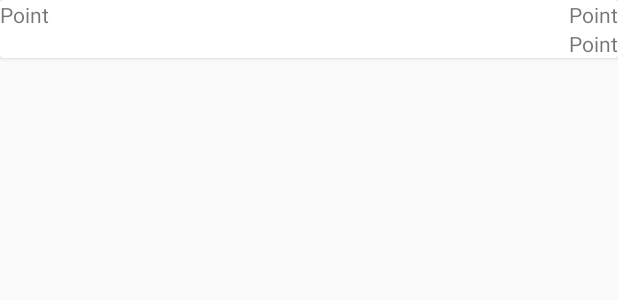
After one commit to HaiDang772002/ProjectGame, an Android app: the layout myhistory_item.xml on its own in the app's theme, with its tools: preview values and no code run, on a phone screen of 412 x 824 dp. The commit adds this screen. Shown: the top 300 px of the screen. Run offline under Robolectric (Android 15) with nearby library versions, the phone set to English and light mode, and no system bars.

Commit message:
Update 12/12

```diff
--- a/app/src/main/java/com/example/quizgame/HistoryFragment.java
+++ b/app/src/main/java/com/example/quizgame/HistoryFragment.java
@@ -1,5 +1,7 @@
 package com.example.quizgame;
 
+import android.content.Context;
+import android.content.SharedPreferences;
 import android.os.Bundle;
 
 import androidx.fragment.app.Fragment;
@@ -7,6 +9,7 @@ import androidx.fragment.app.Fragment;
 import android.view.LayoutInflater;
 import android.view.View;
 import android.view.ViewGroup;
+import android.widget.TextView;
 
 public class HistoryFragment extends Fragment {
 
--- a/app/src/main/java/com/example/quizgame/MainActivity.java
+++ b/app/src/main/java/com/example/quizgame/MainActivity.java
@@ -63,8 +63,8 @@ HistoryFragment historyFragment=new HistoryFragment();
                 startActivity(feedback);
                 break;
             case R.id.information:
-                Intent intent=new Intent(this,Information.class);
-                startActivity(intent);
+                Intent information=new Intent(this,Information.class);
+                startActivity(information);
                 break;
         }
         return super.onOptionsItemSelected(item);
--- a/app/src/main/java/com/example/quizgame/PointFragment.java
+++ b/app/src/main/java/com/example/quizgame/PointFragment.java
@@ -50,5 +50,6 @@ Button complete_btn, share_btn;
     public void onDestroyView() {
         super.onDestroyView();
         QuestionFragment.point=0;
+        QuestionFragment.count=0;
     }
 }
--- a/app/src/main/java/com/example/quizgame/QuestionList.java
+++ b/app/src/main/java/com/example/quizgame/QuestionList.java
@@ -2,7 +2,7 @@ package com.example.quizgame;
 
 public class QuestionList {
     static String Question[][]={
-            {"Địa Dễ 1","Địa TB 1","Địa Khó 1"},
+            {"Trung Quốc là quốc gia đông dân nhất ?","Địa TB 1","Địa Khó 1"},
             {"Địa Dễ 2","Địa TB 2","Địa Khó 2"},
             {"Địa Dễ 3","Địa TB 3","Địa Khó 3"},
             {"Địa Dễ 4","Địa TB 4","Địa Khó 4"},
@@ -24,7 +24,7 @@ public class QuestionList {
             {"NT Dễ 5","NT TB 5","NT Khó 5"}
     };
     static String Answer[][]={
-            {"correct","correct","correct"},
+            {"incorrect","correct","correct"},
             {"correct","correct","correct"},
             {"correct","correct","correct"},
             {"correct","correct","correct"},
--- /dev/null
+++ b/app/src/main/res/layout/myhistory_item.xml
@@ -0,0 +1,32 @@
+<?xml version="1.0" encoding="utf-8"?>
+<androidx.cardview.widget.CardView xmlns:android="http://schemas.android.com/apk/res/android"
+    android:layout_width="match_parent"
+    android:layout_height="wrap_content">
+    <androidx.appcompat.widget.LinearLayoutCompat
+        android:layout_width="match_parent"
+        android:layout_height="wrap_content"
+        android:orientation="horizontal">
+        <TextView
+            android:layout_width="wrap_content"
+            android:layout_height="match_parent"
+            android:text="Point"
+            >
+        </TextView>
+        <androidx.appcompat.widget.LinearLayoutCompat
+            android:layout_width="match_parent"
+            android:layout_height="wrap_content"
+            android:gravity="right"
+            android:orientation="vertical">
+            <TextView
+                android:layout_width="wrap_content"
+                android:layout_height="wrap_content"
+                android:text="Point">
+            </TextView>
+            <TextView
+                android:layout_width="wrap_content"
+                android:layout_height="wrap_content"
+                android:text="Point">
+            </TextView>
+        </androidx.appcompat.widget.LinearLayoutCompat>
+    </androidx.appcompat.widget.LinearLayoutCompat>
+</androidx.cardview.widget.CardView>
```
Also changed, not shown: app/src/main/java/com/example/quizgame/QuestionFragment.java (+6 -9 lines), app/src/main/res/layout/fragment_history.xml (+8 -12 lines).
